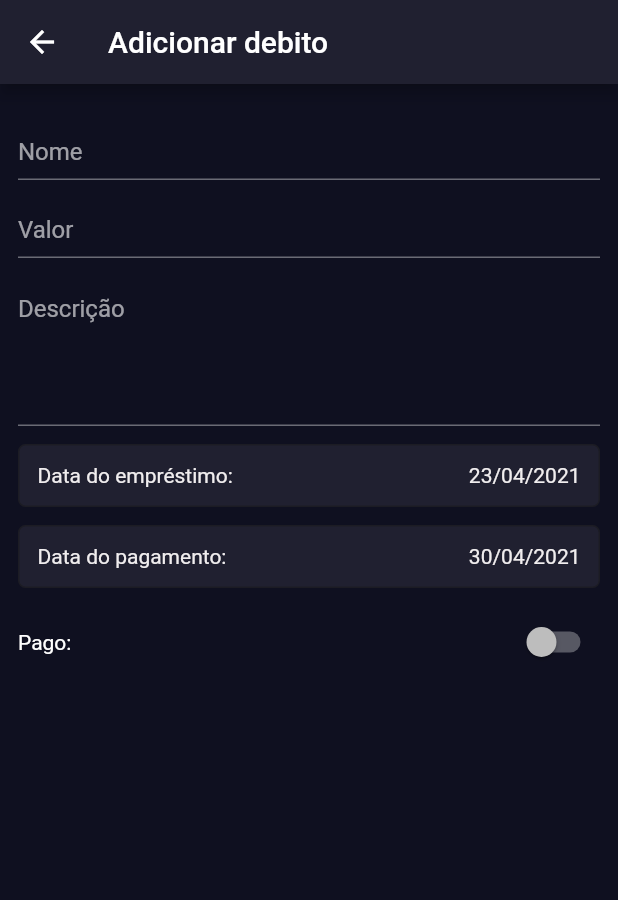
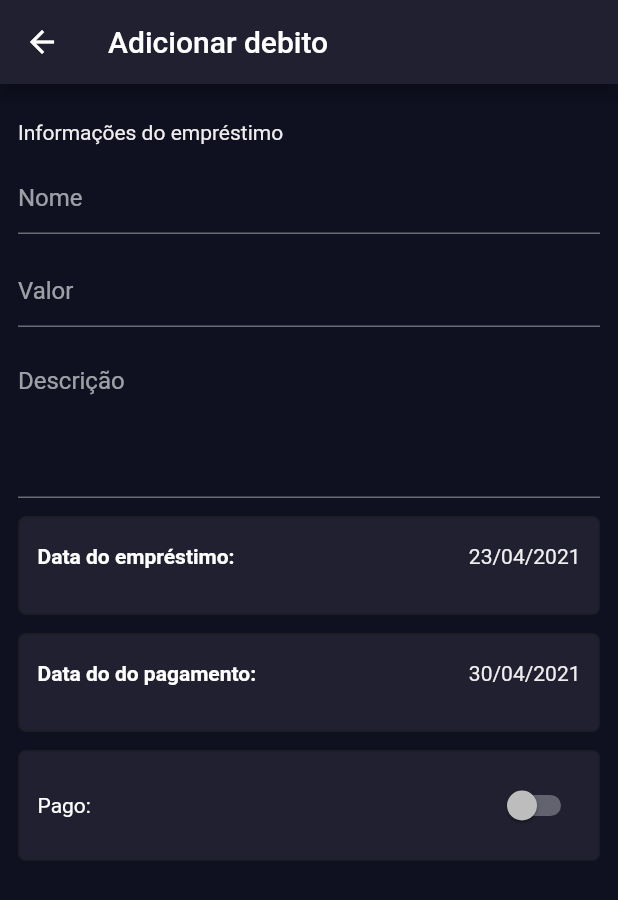
Before and after one commit to joaoarmando/quem-eu-devo, a Flutter app: the AddDebtPage screen opened directly, on a phone screen of 412 x 824 dp. Shown: the top 900 px of the screen. Run offline on Flutter 3.47's test engine with Material 2 defaults, Android fonts, the phone set to English and light mode, and no system bars; drawn by our look-alikes of flutter_platform_widgets; our stand-ins replace flutter_mobx, mobx, shared_preferences; missing offline and left inert: dart:ffi; accounts and stored records are empty; generated files the repository leaves out were written again.

Commit message:
AddDebtPage was created with functionalities

```diff
--- a/lib/models/debt_model.dart
+++ b/lib/models/debt_model.dart
@@ -19,7 +19,7 @@ class DebtModel {
         @required this.createdAt,
     });
 
-    int amount;
+    double amount;
     String description;
     int paymentDate;
     int borrowingDate;
--- a/lib/pages/add_debt_page.dart
+++ b/lib/pages/add_debt_page.dart
@@ -1,10 +1,30 @@
 import 'dart:io';
 import 'package:flutter/cupertino.dart';
 import 'package:flutter/material.dart';
+import 'package:flutter_mobx/flutter_mobx.dart';
 import 'package:flutter_platform_widgets/flutter_platform_widgets.dart';
+import 'package:quemeudevo/add_debt_page_controller.dart';
+import 'package:quemeudevo/models/debt_model.dart';
 import 'package:quemeudevo/styles/styles.dart';
+import 'package:quemeudevo/view_models/debt_viewmodel.dart';
 
-class AddDebtPage extends StatelessWidget {
+class AddDebtPage extends StatefulWidget {
+  final DebtModel existingDebt;
+  AddDebtPage({this.existingDebt});
+
+  @override
+  _AddDebtPageState createState() => _AddDebtPageState();
+}
+
+class _AddDebtPageState extends State<AddDebtPage> {
+  AddDebtPageController controller;
+
+  @override
+  void initState() {
+    super.initState();
+    controller = AddDebtPageController(widget.existingDebt);
+  }
+
   @override
   Widget build(BuildContext context) {
     return PlatformScaffold(
@@ -19,89 +39,202 @@ class AddDebtPage extends StatelessWidget {
                 fontSize: 18
               ),
             ),
-            onPressed: (){},
+            onPressed: () async {
+              if (widget.existingDebt != null) {
+                  await controller.saveDebt();
+              }
+              else await controller.editDebt();
+              Navigator.pop(context, true);
+            },
           ) : SizedBox()
         ],
       ),
-      body: ListView(
-        padding: const EdgeInsets.symmetric(horizontal: 12, vertical: 24),
+      body: Observer(builder: (_) {
+        print("onChangedName: ${controller.name}");
+          return ListView(
+            padding: EdgeInsets.symmetric(horizontal: Platform.isIOS ? 0 : 12, vertical: 24),
             children: [
-          SizedBox(
-            height: 40,
-            child: _buildTextField(hint:"Nome", onChanged: (s) {}),
+              Text("Informações do empréstimo",
+                style: TextStyle(
+                  color: secondaryText,
+                ),
               ),
               SizedBox(height: 12),
               SizedBox(
-            height: 40,
-            child: _buildTextField(hint:"Valor", onChanged: (s) {}),
+                height: 50,
+                child: _buildTextField(hint:"Nome",
+                  onChanged: controller.onChangedName,
+                  initialText: controller.name
+                ),
+              ),
+              SizedBox(height: 12),
+              SizedBox(
+                height: 50,
+                child: _buildTextField(hint:"Valor",
+                  onChanged: controller.onChangedQuantity,
+                  initialText: controller.quantity
+                ),
               ),
               SizedBox(height: 12),
               SizedBox(
                 height: 100,
-            child: _buildTextField(hint:"Descrição", onChanged: (s) {}, maxLines: 4),
+                child: _buildTextField(hint:"Descrição",
+                  onChanged: controller.onChangedDescription,
+                  maxLines: 4,
+                  initialText: controller.description
+                ),
               ),
               SizedBox(height: 12),
-          _buildDateSecion(description: "Data do empréstimo:", date: "23/04/2021"),
+              _buildBorrowingDate(description: "Data do empréstimo:", date: "23/04/2021"),
               SizedBox(height: 12),
-          _buildDateSecion(description: "Data do pagamento:", date: "30/04/2021"),
+              _buildPaymentDate(description: "Data do pagamento:", date: "30/04/2021"),
               SizedBox(height: 12),
+              Observer(builder: (_) {
+                return _buildCardSection(
                     Row(
                       mainAxisAlignment: MainAxisAlignment.spaceBetween,
                       children: [
                         Text("Pago:"),
                         PlatformSwitch(
-                value: false,
-                onChanged: (checked) {},
+                          value: controller.payed,
+                          onChanged: (isChecked) {
+                            controller.changePayedState(isChecked);
+                            controller.hideDatePickers();
+                          },
                         ),
                       ],
                     )
+                  );
+              },
+              )
             ],
+          );
+      },
       ),
     );
   }
 
-  Widget _buildTextField({@required String hint, @required Function(String) onChanged, int maxLines}) {
+  Widget _buildTextField({@required String hint, @required Function(String) onChanged, int maxLines = 1, @required String initialText}) {
     return PlatformTextField(
       onChanged: onChanged,
       hintText: hint,
       maxLines: maxLines,
+      controller: TextEditingController(text: initialText)..selection = TextSelection.fromPosition(TextPosition(offset: initialText.length)),
       textAlign: TextAlign.start,
+      onTap: controller.hideDatePickers,
       autocorrect: true,
       cupertino: (_,__) => CupertinoTextFieldData(
         decoration: BoxDecoration(
           color: backgroundColor,
           border: Border.all(color: dividerColorSecondary, width: 1),
-          borderRadius: BorderRadius.circular(5)
+          borderRadius: Platform.isIOS ?  BorderRadius.zero : BorderRadius.circular(5)
         ),
         // maxLines: 4
       ),
     );
   }
 
-  Widget _buildDateSecion({@required String description, String date}){
+  Widget _buildBorrowingDate({@required String description, String date}) {
+    return GestureDetector(
+      onTap: controller.showBorrowingDatePicker,
+      child: Observer(builder: (_) {
+         return _buildCardSection(
+          Padding(
+            padding: const EdgeInsets.symmetric(vertical: 6),
+            child: Column(
+              mainAxisSize: MainAxisSize.min,
+              children: [
+                Row(
+                  crossAxisAlignment: CrossAxisAlignment.center,
+                  mainAxisAlignment: MainAxisAlignment.spaceBetween,
+                  children: [
+                    Text("Data do empréstimo:",
+                      style: TextStyle(
+                        color: primaryText,
+                        fontWeight: FontWeight.w600
+                      ),
+                    ),
+                    Text("$date",
+                      style: TextStyle(
+                        color: secondaryText
+                      ),
+                    ),
+                  ],
+                ),
+                SizedBox(height: 12),
+                AnimatedContainer(
+                  duration: Duration(milliseconds: 200),
+                  height: controller.showingBorrowingDatePicker ? 200 : 0, // for some reason when parent of CupertinoDatePicker is 0 flutter throws an exception (issue: 55630)
+                  child: CupertinoDatePicker(
+                    initialDateTime: DateTime.now(),
+                    mode: CupertinoDatePickerMode.date,
+                    onDateTimeChanged: controller.changeBorrowingDate,
+                  ),
+                )
+              ],
+            ),
+          )
+        );
+      },
+      ),
+    );
+  }
+
+  Widget _buildPaymentDate({@required String description, String date}) {
+    return GestureDetector(
+      onTap: controller.showPaymentDatePicker,
+      child: Observer(builder: (_) {
+         return _buildCardSection(
+          Padding(
+            padding: const EdgeInsets.symmetric(vertical: 6),
+            child: Column(
+              mainAxisSize: MainAxisSize.min,
+              children: [
+                Row(
+                  crossAxisAlignment: CrossAxisAlignment.center,
+                  mainAxisAlignment: MainAxisAlignment.spaceBetween,
+                  children: [
+                    Text("Data do do pagamento:",
+                      style: TextStyle(
+                        color: primaryText,
+                        fontWeight: FontWeight.w600
+                      ),
+                    ),
+                    Text("$date",
+                      style: TextStyle(
+                        color: secondaryText
+                      ),
+                    ),
+                  ],
+                ),
+                SizedBox(height: 12),
+                AnimatedContainer(
+                  duration: Duration(milliseconds: 200),
+                  height: controller.showingPaymentDatePicker ? 200 : 0, // for some reason when parent of CupertinoDatePicker is 0 flutter throws an exception (issue: 55630)
+                  child: CupertinoDatePicker(
+                    initialDateTime: DateTime.now(),
+                    mode: CupertinoDatePickerMode.date,
+                    onDateTimeChanged: controller.changePaymentDate,
+                  ),
+                )
+              ],
+            ),
+          )
+        );
+      },
+      ),
+    );
+  }
+
+  Widget _buildCardSection(Widget child) {
     return Container(
       padding: const EdgeInsets.symmetric(horizontal:12, vertical: 12),
       decoration: BoxDecoration(
         color: backgroundColor,
         border: Border.all(color: dividerColorSecondary, width: 1),
-        borderRadius: BorderRadius.circular(5)
+        borderRadius: Platform.isIOS ?  BorderRadius.zero : BorderRadius.circular(5)
       ),
-      child: Row(
-        crossAxisAlignment: CrossAxisAlignment.center,
-        mainAxisAlignment: MainAxisAlignment.spaceBetween,
-        children: [
-          Text("$description",
-            style: TextStyle(
-              color: primaryText
-            ),
-          ),
-          Text("$date",
-            style: TextStyle(
-              color: primaryText
-            ),
-          ),
-        ],
-      ),
+      child: child,
     );
   }
 }
--- a/lib/styles/styles.dart
+++ b/lib/styles/styles.dart
@@ -2,8 +2,8 @@ import 'package:flutter/painting.dart';
 
 final Color backgroundColor = Color(0xff202030);
 final Color secondaryBackgroundColor = Color(0xff0F1020);
-final Color secondaryText = Color(0xff6B717E);
-final Color primaryText = Color(0xffF0EDEE);
+final Color secondaryText = Color(0xffF0EDEE);
+final Color primaryText = Color(0xffffffff);
 final Color primaryAccent =  Color(0xffF5087F);
 final Color secondaryAccent =  Color(0xffE8142A);
 final Color iconColor =  Color(0xffCCC5C8);
--- a/lib/view_models/debt_viewmodel.dart
+++ b/lib/view_models/debt_viewmodel.dart
@@ -31,7 +31,9 @@ class DebtViewModel {
     return "$day/$month/$year";
   }
 
-  Map<String,dynamic> toJson() => _debtModel.toJson();
+  Map<String,dynamic> toDebtModelJson() => _debtModel.toJson();
+
+  DebtModel toDebtModel() => _debtModel;
 
 
 }
```
Also changed, not shown: lib/add_debt_page_controller.dart (added, +118 -0 lines), lib/controllers/debt_page_controller.dart (+3 -16 lines), lib/pages/home_page.dart (+15 -4 lines), lib/repositories/debt_repository.dart (+6 -4 lines), lib/add_debt_page_controller.g.dart (added), lib/controllers/debt_page_controller.g.dart. Lines whose indentation alone changed are shown as unchanged.
